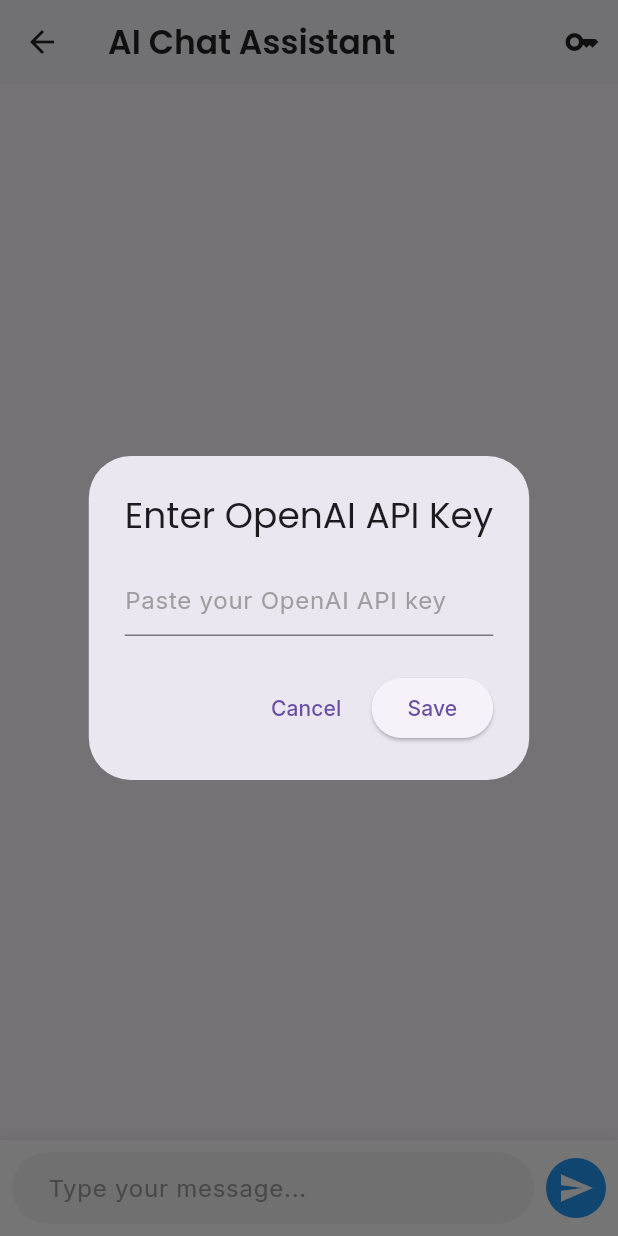
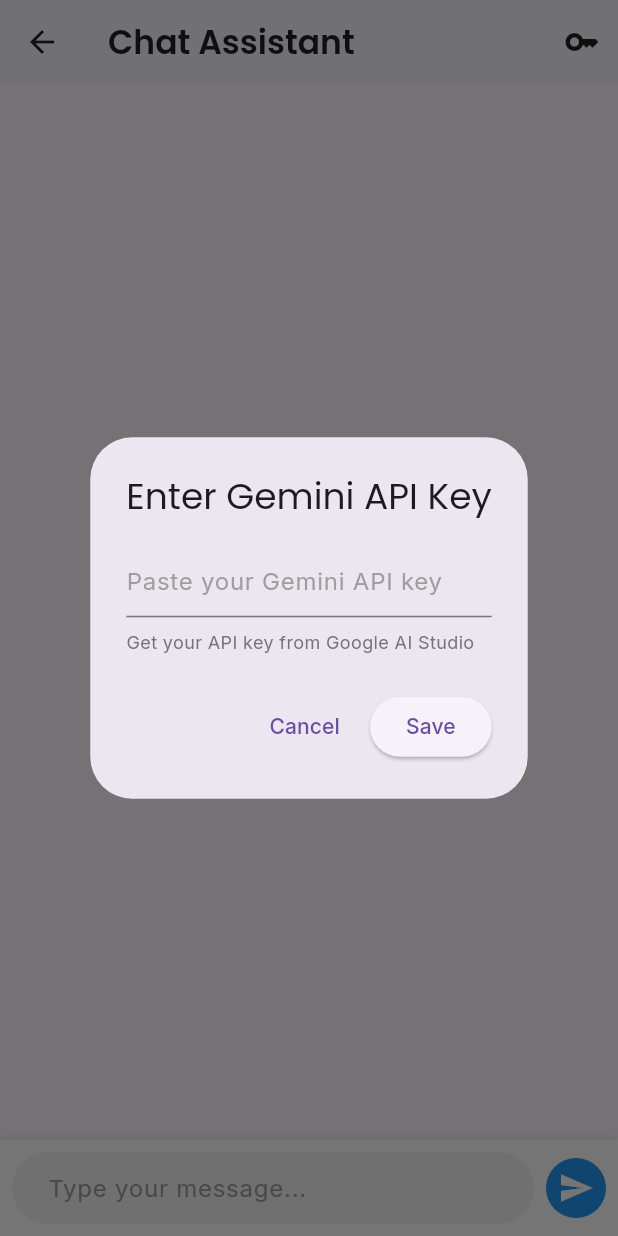
Before and after one commit to Matrix-Mesh/Sanrakshan360, a Flutter app: the ChatbotScreen screen opened directly, after a tap on the "key" icon, on a phone screen of 412 x 824 dp. Run offline on Flutter 3.47's test engine with Material 3 defaults, Android fonts, the phone set to English and light mode, and no system bars; our stand-ins replace flutter_map, geolocator, google_fonts, latlong2, permission_handler, shared_preferences; missing offline and left inert: flutter_phone_direct_caller; accounts and stored records are empty.

Commit message:
location plus chatbot

```diff
--- a/lib/screens/chatbot_screen.dart
+++ b/lib/screens/chatbot_screen.dart
@@ -31,7 +31,7 @@
   final List<ChatMessage> _messages = [];
   final ScrollController _scrollController = ScrollController();
 
-  String _apiKey = '';
+  String _apiKey = 'AIzaSyCMVDKwfRD9Y40tC_Qv6tCm-Qo2OAPIG7M';
   bool _isLoading = false;
 
   @override
@@ -43,13 +43,13 @@
   Future<void> _loadApiKey() async {
     final prefs = await SharedPreferences.getInstance();
     setState(() {
-      _apiKey = prefs.getString('openai_api_key') ?? '';
+      _apiKey = prefs.getString('gemini_api_key') ?? '';
     });
   }
 
   Future<void> _saveApiKey(String apiKey) async {
     final prefs = await SharedPreferences.getInstance();
-    await prefs.setString('openai_api_key', apiKey);
+    await prefs.setString('gemini_api_key', apiKey);
     setState(() {
       _apiKey = apiKey;
     });
@@ -80,7 +80,7 @@
     _scrollToBottom();
 
     try {
-      final response = await _callGptApi(messageText);
+      final response = await _callGeminiApi(messageText);
       setState(() {
         _messages.removeLast(); // Remove loading indicator
         _messages.add(ChatMessage(
@@ -103,26 +103,32 @@
     _scrollToBottom();
   }
 
-  Future<String> _callGptApi(String message) async {
+  Future<String> _callGeminiApi(String message) async {
     final response = await http.post(
-      Uri.parse('https://api.openai.com/v1/chat/completions'),
+      Uri.parse('https://generativelanguage.googleapis.com/v1beta/models/gemini-pro:generateContent?key=$_apiKey'),
       headers: {
         'Content-Type': 'application/json',
-        'Authorization': 'Bearer $_apiKey',
       },
       body: jsonEncode({
-        'model': 'gpt-3.5-turbo',
-        'messages': [
-          {'role': 'system', 'content': 'You are a helpful assistant.'},
-          {'role': 'user', 'content': message}
+        'contents': [
+          {
+            'parts': [
+              {
+                'text': message
+              }
+            ]
+          }
         ],
-        'max_tokens': 150,
+        'generationConfig': {
+          'temperature': 0.7,
+          'maxOutputTokens': 800,
+        },
       }),
     );
 
     if (response.statusCode == 200) {
       final Map<String, dynamic> data = json.decode(response.body);
-      return data['choices'][0]['message']['content'].trim();
+      return data['candidates'][0]['content']['parts'][0]['text'] ?? 'No response generated';
     } else {
       throw Exception('Failed to load response: ${response.body}');
     }
@@ -134,16 +140,30 @@
       context: context,
       builder: (context) => AlertDialog(
         title: Text(
-          'Enter OpenAI API Key',
+          'Enter Gemini API Key',
           style: GoogleFonts.poppins(),
         ),
-        content: TextField(
+        content: Column(
+          mainAxisSize: MainAxisSize.min,
+          crossAxisAlignment: CrossAxisAlignment.start,
+          children: [
+            TextField(
               controller: _apiKeyController,
               decoration: InputDecoration(
-            hintText: 'Paste your OpenAI API key',
+                hintText: 'Paste your Gemini API key',
                 hintStyle: GoogleFonts.inter(color: Colors.grey),
               ),
               obscureText: true,
+            ),
+            const SizedBox(height: 8),
+            Text(
+              'Get your API key from Google AI Studio',
+              style: GoogleFonts.inter(
+                fontSize: 12,
+                color: Colors.grey[600],
+              ),
+            ),
+          ],
         ),
         actions: [
           TextButton(
@@ -161,11 +181,13 @@
 
   void _scrollToBottom() {
     WidgetsBinding.instance.addPostFrameCallback((_) {
+      if (_scrollController.hasClients) {
         _scrollController.animateTo(
           _scrollController.position.maxScrollExtent,
           duration: const Duration(milliseconds: 300),
           curve: Curves.easeOut,
         );
+      }
     });
   }
 
@@ -174,7 +196,7 @@
     return Scaffold(
       appBar: AppBar(
         title: Text(
-          'AI Chat Assistant',
+          'Chat Assistant',
           style: GoogleFonts.poppins(
             fontWeight: FontWeight.w600,
             color: Colors.black87
```
Also changed, not shown: lib/screens/location_screen.dart (+116 -9 lines), 1 other file. Lines whose indentation alone changed are shown as unchanged.
